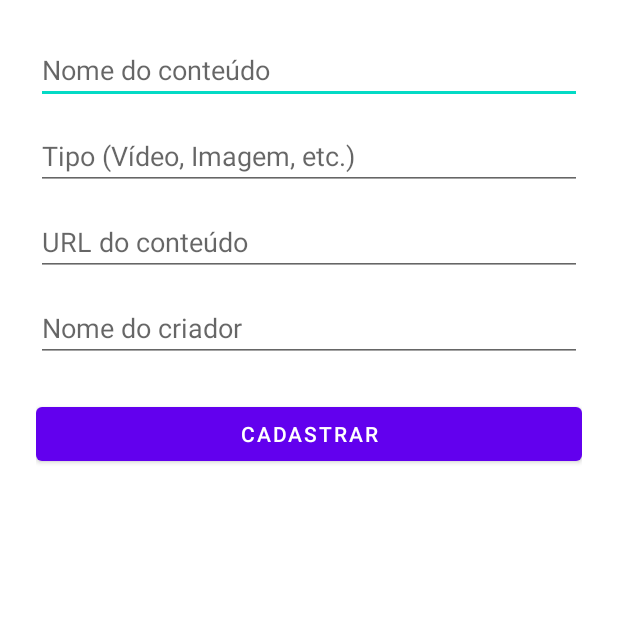
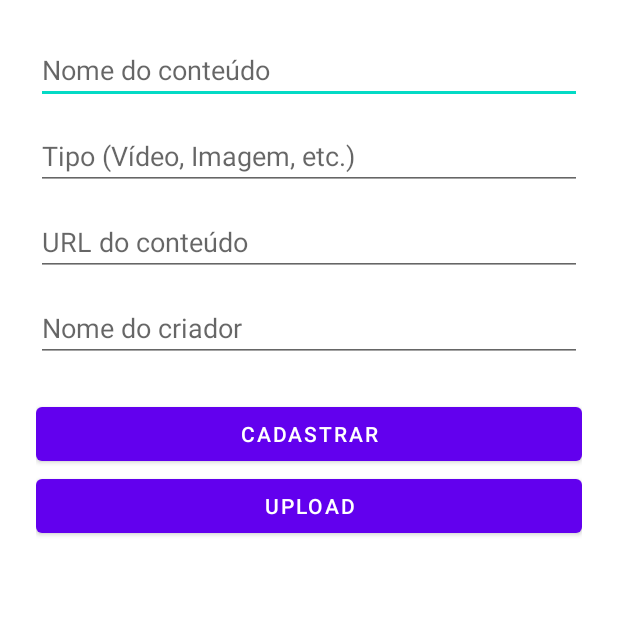
Before and after one commit to DevViniNine/Unip-PIM-VIII, an Android app: the CriarConteudoActivity screen opened directly, with no data from a screen before it, on a phone screen of 412 x 824 dp, the top half of it. Run offline under Robolectric (Android 15) with nearby library versions, the phone set to English and light mode, and no system bars.

Commit message:
activity criar conteudo.

```diff
--- a/StreamingApp/app/src/main/res/layout/activity_criar_conteudo.xml
+++ b/StreamingApp/app/src/main/res/layout/activity_criar_conteudo.xml
@@ -37,4 +37,12 @@
         android:layout_width="match_parent"
         android:layout_height="wrap_content"
         android:text="Cadastrar" />
+
+    <Button
+        android:id="@+id/btnUpload"
+        android:layout_width="match_parent"
+        android:layout_height="wrap_content"
+        android:text="Upload" />
+
+
 </LinearLayout>
```
Also changed, not shown: StreamingApp/app/src/main/java/com/pim/streamingapp/CriarConteudoActivity.java (+8 -1 lines).
